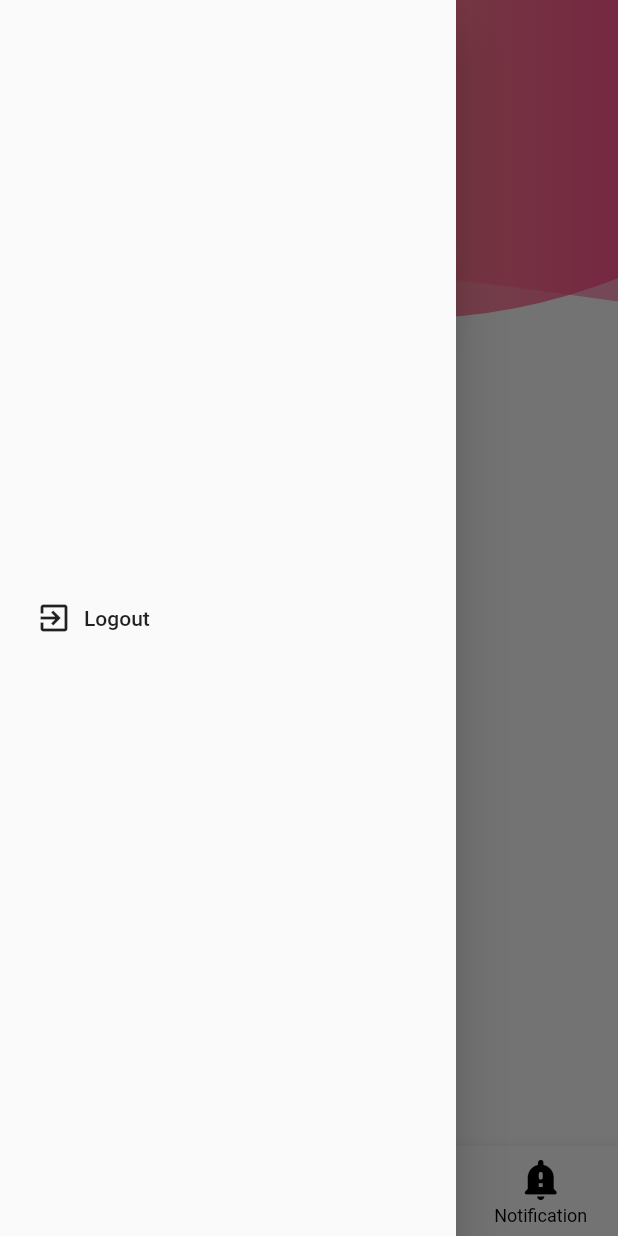
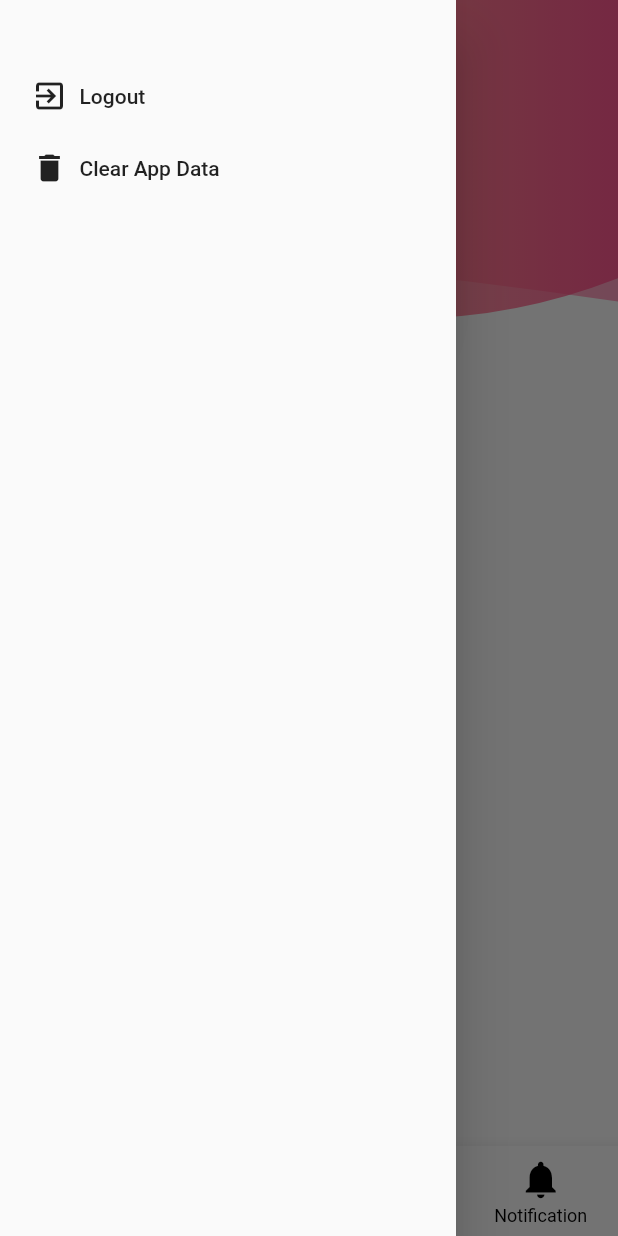
Before and after one commit to hiddencharm45/safety_app, a Flutter app: the Dashboard screen opened by its route, item 2 of the bottom bar chosen, with the side drawer open, on a phone screen of 412 x 824 dp. Run offline on Flutter 3.47's test engine with Material 2 defaults, Android fonts, the phone set to English and light mode, and no system bars; our stand-ins replace cloud_firestore, contacts_service, firebase_auth, firebase_core, geocoding, geolocator and 3 more; missing offline and left inert: telephony; accounts and stored records are empty.

Commit message:
Basic SOS system done

```diff
--- a/lib/main.dart
+++ b/lib/main.dart
@@ -49,7 +49,7 @@ class MyApp extends StatelessWidget {
         //By adding stream provider tokens are being managed automatically
 
         home: StreamBuilder(
-          stream: FirebaseAuth.instance.onAuthStateChanged,
+          stream: FirebaseAuth.instance.authStateChanges(),
           builder: (ctx, userSnapshot) {
             if (userSnapshot.connectionState == ConnectionState.waiting) {
               //return SplashScreen();
--- a/lib/ui/screens/dashboard.dart
+++ b/lib/ui/screens/dashboard.dart
@@ -1,13 +1,12 @@
-//it is a tabs screen basically
 import 'package:flutter/material.dart';
 import 'package:safety_app/ui/screens/notification_screen.dart';
-// import 'package:safety_app/ui/widgets/clipshape_sos.dart';
+import 'package:shared_preferences/shared_preferences.dart';
 import 'home_screen.dart';
-//import 'package:safety_app/ui/signin.dart';
 import 'contacts_screen.dart';
 import 'user_profile.dart';
 import 'package:firebase_auth/firebase_auth.dart';
-
+//import 'package:safety_app/ui/signin.dart';
+// import 'package:safety_app/ui/widgets/clipshape_sos.dart';
 //import '../widgets/responsive_ui.dart';
 //import '../ui/widgets/textformfield.dart';
 
@@ -58,8 +57,10 @@ class _DashboardState extends State<Dashboard> {
       body: _body,
       drawer: Drawer(
         child: Container(
-            padding: EdgeInsets.all(8),
-            child: FlatButton(
+            padding: EdgeInsets.fromLTRB(5, 40, 5, 5),
+            child: Column(
+              children: [
+                FlatButton(
                   child: Container(
                     child: Row(
                       children: [
@@ -71,23 +72,39 @@ class _DashboardState extends State<Dashboard> {
                       ],
                     ),
                   ),
-              onPressed: () {
+                  onPressed: () async {
                     return FirebaseAuth.instance.signOut();
                   },
+                ),
+                FlatButton(
+                  child: Container(
+                    child: Row(
+                      children: [
+                        Icon(Icons.delete),
+                        SizedBox(
+                          width: 8,
+                        ),
+                        Text('Clear App Data'),
+                      ],
+                    ),
+                  ),
+                  onPressed: () async {
+                    SharedPreferences pref =
+                        await SharedPreferences.getInstance();
+                    await pref.clear();
+                  },
+                ),
+              ],
             )),
       ),
       bottomNavigationBar: BottomNavigationBar(
         onTap: _selectPage,
-
         unselectedItemColor: Colors.black,
         selectedItemColor: Colors.pink,
-
         currentIndex: _selectedPageIndex,
-
         //it tells that which item is selected
         type: BottomNavigationBarType
             .fixed, //will add a transition and remove bgcolor as well
-
         items: [
           BottomNavigationBarItem(
             //backgroundColor: Colors.pink[400],
@@ -117,7 +134,7 @@ class _DashboardState extends State<Dashboard> {
           BottomNavigationBarItem(
             //backgroundColor: Colors.pink[400],
             icon: Icon(
-              Icons.notification_important_rounded,
+              Icons.notifications,
               size: 30,
             ),
             label: 'Notification',
--- a/lib/ui/widgets/clipshape_sos.dart
+++ b/lib/ui/widgets/clipshape_sos.dart
@@ -1,12 +1,45 @@
 import 'package:flutter/material.dart';
+import 'package:geocoding/geocoding.dart';
+import 'package:safety_app/ui/services/get_location.dart';
+import 'package:shared_preferences/shared_preferences.dart';
 import 'custom_shape.dart';
+import 'package:telephony/telephony.dart';
+// import 'package:cloud_firestore/cloud_firestore.dart';
+// import 'package:firebase_auth/firebase_auth.dart';
+// import 'dart:async';
+// import 'package:hardware_buttons/hardware_buttons.dart' as HardwareButtons;
 
-class ClipShapeSos extends StatelessWidget {
+class ClipShapeSos extends StatefulWidget {
   final double height;
   final double width;
   final bool medium;
   final bool large;
+
   ClipShapeSos(this.height, this.width, this.medium, this.large);
+
+  @override
+  _ClipShapeSosState createState() => _ClipShapeSosState();
+}
+
+class _ClipShapeSosState extends State<ClipShapeSos> {
+  // StreamSubscription<HardwareButtons.VolumeButtonEvent> _volumeButtonSub;
+  // @override
+  // void initState() {
+  //   super.initState();
+  //   _volumeButtonSub =
+  //       HardwareButtons.volumeButtonEvents.listen((VolumeButtonEvent event) {
+  //     setState(() {
+  //       print("THIS IS BUTTON EVENT: " + event.toString());
+  //     });
+  //     print(_volumeButtonSub.toString());
+  //   });
+  // }
+
+  // @override
+  // void dispose() {
+  //   super.dispose();
+  //   _volumeButtonSub?.cancel();
+  // }
 
   @override
   Widget build(BuildContext context) {
@@ -17,8 +50,11 @@ class ClipShapeSos extends StatelessWidget {
           child: ClipPath(
             clipper: CustomShapeClipper(),
             child: Container(
-              height:
-                  large ? height / 4 : (medium ? height / 3.75 : height / 3.5),
+              height: widget.large
+                  ? widget.height / 4
+                  : (widget.medium
+                      ? widget.height / 3.75
+                      : widget.height / 3.5),
               decoration: BoxDecoration(
                 gradient: LinearGradient(
                   colors: [Colors.orange[200], Colors.pinkAccent],
@@ -32,8 +68,9 @@ class ClipShapeSos extends StatelessWidget {
           child: ClipPath(
             clipper: CustomShapeClipper2(),
             child: Container(
-              height:
-                  large ? height / 4.5 : (medium ? height / 4.25 : height / 4),
+              height: widget.large
+                  ? widget.height / 4.5
+                  : (widget.medium ? widget.height / 4.25 : widget.height / 4),
               decoration: BoxDecoration(
                 gradient: LinearGradient(
                   colors: [Colors.orange[200], Colors.pinkAccent],
@@ -45,21 +82,23 @@ class ClipShapeSos extends StatelessWidget {
         Container(
           alignment: Alignment.bottomCenter,
           margin: EdgeInsets.only(
-              top: large ? height / 30 : (medium ? height / 25 : height / 20)),
+              top: widget.large
+                  ? widget.height / 30
+                  : (widget.medium ? widget.height / 25 : widget.height / 20)),
           child: Container(
-            height: height / 3.5,
-            width: width / 3.5,
+            height: widget.height / 3.5,
+            width: widget.width / 3.5,
             child: RaisedButton(
               splashColor: Colors.black54,
               elevation: 20,
-              onPressed: () {},
+              onPressed: _sendSOS,
               shape: CircleBorder(),
               color: Colors.red,
               child: Text(
-                "SOS",
+                'SOS',
                 style: TextStyle(
                   color: Colors.white,
-                  fontSize: 25,
+                  fontSize: 30,
                 ),
               ),
             ),
@@ -69,3 +108,37 @@ class ClipShapeSos extends StatelessWidget {
     );
   }
 }
+
+void _sendSOS() async {
+  Placemark placemark = await GetLocation().locationFetch();
+  // code below sends the location to the recipients as sms
+  final telephony = Telephony.instance;
+  SharedPreferences pref = await SharedPreferences.getInstance();
+  // Retrieving contacts from Firestore
+  // final _user = FirebaseAuth.instance.currentUser;
+  // FirebaseFirestore.instance.collection('contact').doc(_user.uid).get().then((querySnapshot) {});
+  try {
+    int count = pref.getInt('count');
+    if (count == 0) debugPrint("No recipients added");
+    for (int i = 1; i <= count; i++)
+      telephony
+          .sendSms(
+              to: pref.getString('num' + i.toString()),
+              message: placemark.toString(),
+              isMultipart: true)
+          .catchError((onError) {
+        print("Yo" + onError);
+      });
+  } catch (e) {
+    debugPrint("No recipients added");
+  }
+
+  // opens the message app but doesn't send it automatically
+  // List<String> recipients = ['+917278419247', '+917278705235'];
+  // String result =
+  //     await sendSMS(message: placemark[2].toString(), recipients: recipients)
+  //         .catchError((onError) {
+  //   debugPrint(onError.toString());
+  // });
+  // debugPrint(result.toString());
+}
```
Also changed, not shown: lib/ui/screens/contacts_screen.dart (+30 -22 lines), lib/ui/screens/signup.dart (+34 -42 lines), lib/ui/services/get_location.dart (added, +23 -0 lines), lib/ui/services/hardware_buttons.dart (added, +86 -0 lines), lib/ui/widgets/contact_items.dart (+17 -1 lines), lib/ui/widgets/textformfield.dart (+11 -9 lines), pubspec.yaml (+9 -2 lines), pubspec.lock, 1 other file. Lines whose indentation alone changed are shown as unchanged.
